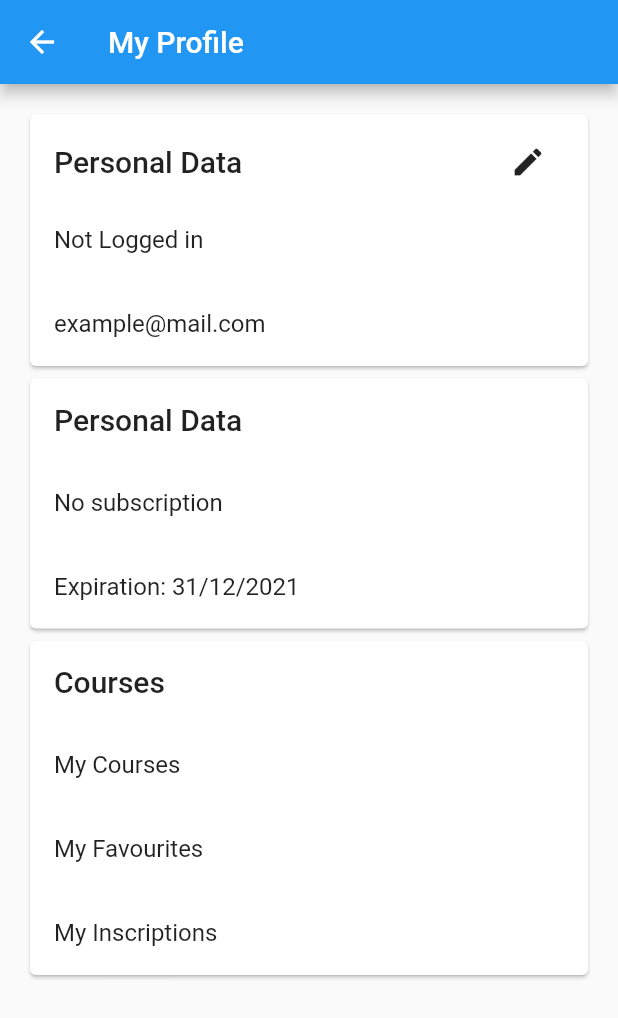
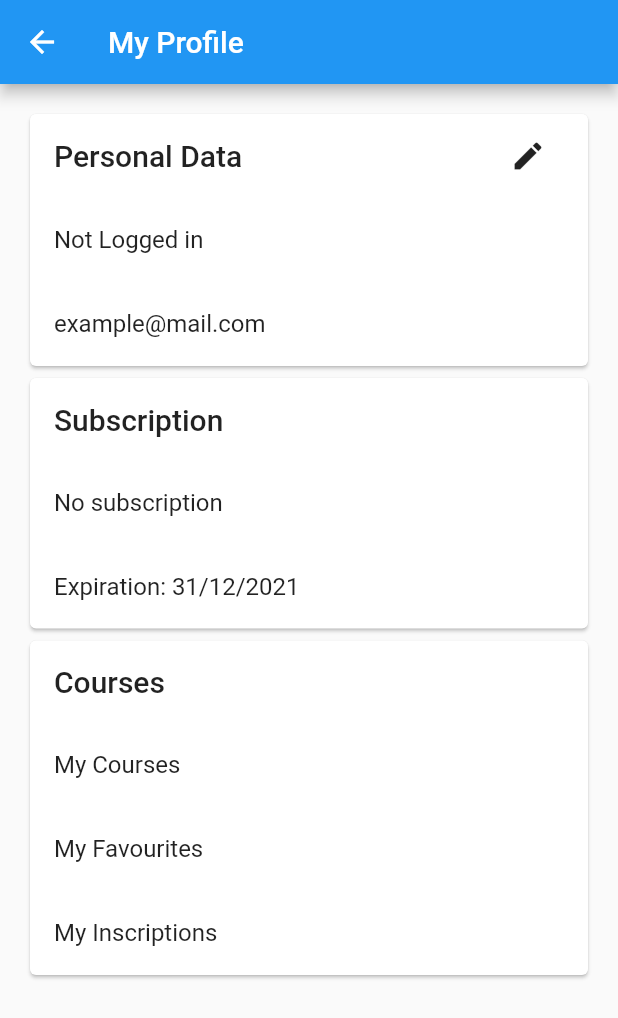
Before and after one commit to fiubademy/FrontUbademy, a Flutter app: the ProfilePage screen opened directly, on a phone screen of 412 x 824 dp. Shown: the top 1018 px of the screen. Run offline on Flutter 3.47's test engine with Material 2 defaults, Android fonts, the phone set to English and light mode, and no system bars; our stand-ins replace flutter_secure_storage, flutter_signin_button, geolocator, material_floating_search_bar; accounts and stored records are empty.

Commit message:
[UPDATE] - Finished personal profile and other's profile

```diff
--- a/fiubademy/lib/src/pages/profile.dart
+++ b/fiubademy/lib/src/pages/profile.dart
@@ -33,46 +33,14 @@ class _ProfileBody extends StatelessWidget {
   @override
   Widget build(BuildContext context) {
     return ListView(
-      padding: EdgeInsets.all(16.0),
+      padding: const EdgeInsets.all(16.0),
       children: [
         _ProfilePersonalDataCard(
           user: Provider.of<User>(context),
           isSelf: isSelf,
         ),
         if (isSelf) _ProfileSubscriptionCard(user: user),
-        Card(
-          child: Column(
-            children: [
-              Padding(
-                padding: const EdgeInsets.fromLTRB(16.0, 16.0, 16.0, 16.0),
-                child: Align(
-                    alignment: Alignment.centerLeft,
-                    child: Text(
-                      'Courses',
-                      style: Theme.of(context).textTheme.headline6,
-                    )),
-              ),
-              ListTile(
-                onTap: () {},
-                title: const Text(
-                  'My Courses',
-                ),
-              ),
-              ListTile(
-                onTap: () {},
-                title: const Text(
-                  'My Favourites',
-                ),
-              ),
-              ListTile(
-                onTap: () {},
-                title: const Text(
-                  'My Inscriptions',
-                ),
-              ),
-            ],
-          ),
-        ),
+        if (isSelf) _ProfileCoursesCard(user: user),
       ],
     );
   }
@@ -92,7 +60,8 @@ class _ProfilePersonalDataCard extends StatelessWidget {
       child: Column(
         children: [
           Padding(
-            padding: const EdgeInsets.fromLTRB(16.0, 8.0, 16.0, 0.0),
+            padding: EdgeInsets.fromLTRB(
+                16.0, isSelf ? 4.0 : 16.0, 16.0, isSelf ? 4.0 : 16.0),
             child: Row(
               children: [
                 Text('Personal Data',
@@ -131,7 +100,7 @@ class _ProfileSubscriptionCard extends StatelessWidget {
             child: Align(
               alignment: Alignment.centerLeft,
               child: Text(
-                'Personal Data',
+                'Subscription',
                 style: Theme.of(context).textTheme.headline6,
               ),
             ),
@@ -143,3 +112,46 @@ class _ProfileSubscriptionCard extends StatelessWidget {
     );
   }
 }
+
+class _ProfileCoursesCard extends StatelessWidget {
+  final User user;
+
+  const _ProfileCoursesCard({Key? key, required this.user}) : super(key: key);
+
+  @override
+  Widget build(BuildContext context) {
+    return Card(
+      child: Column(
+        children: [
+          Padding(
+            padding: const EdgeInsets.fromLTRB(16.0, 16.0, 16.0, 16.0),
+            child: Align(
+                alignment: Alignment.centerLeft,
+                child: Text(
+                  'Courses',
+                  style: Theme.of(context).textTheme.headline6,
+                )),
+          ),
+          ListTile(
+            onTap: () {},
+            title: const Text(
+              'My Courses',
+            ),
+          ),
+          ListTile(
+            onTap: () {},
+            title: const Text(
+              'My Favourites',
+            ),
+          ),
+          ListTile(
+            onTap: () {},
+            title: const Text(
+              'My Inscriptions',
+            ),
+          ),
+        ],
+      ),
+    );
+  }
+}
```
